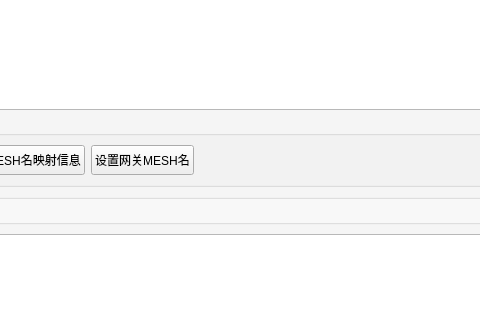
Old version of the form widget/tktmeshdetailsframe.ui in the repository jercylew/tkt-mesh-configure-helper; both pictures show x 157 to 637 and y 280 to 600 of the 1214 by 821 pixel window.
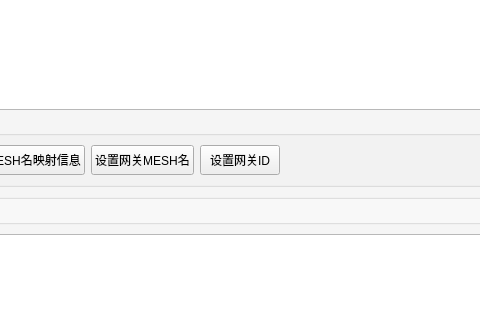
New version of the form. Custom widgets are drawn as their Qt base class.

Commit message: Set gateway ID

```diff
--- a/widget/tktmeshdetailsframe.ui
+++ b/widget/tktmeshdetailsframe.ui
@@ -1316,6 +1316,22 @@
                             </property>
                            </widget>
                           </item>
+                          <item>
+                           <widget class="QPushButton" name="buttonSetGatewayId">
+                            <property name="minimumSize">
+                             <size>
+                              <width>0</width>
+                              <height>30</height>
+                             </size>
+                            </property>
+                            <property name="text">
+                             <string>设置网关ID</string>
+                            </property>
+                            <property name="flat">
+                             <bool>false</bool>
+                            </property>
+                           </widget>
+                          </item>
                           <item>
                            <spacer name="horizontalSpacer">
                             <property name="orientation">
```
The commit also changes 9 other files.
